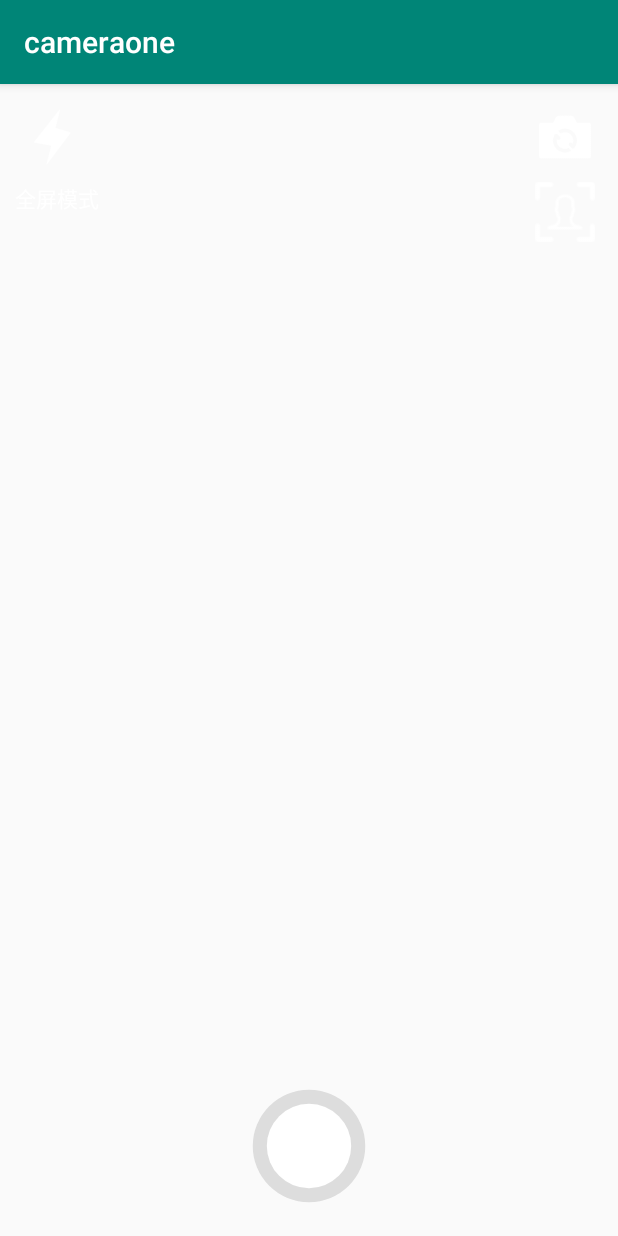
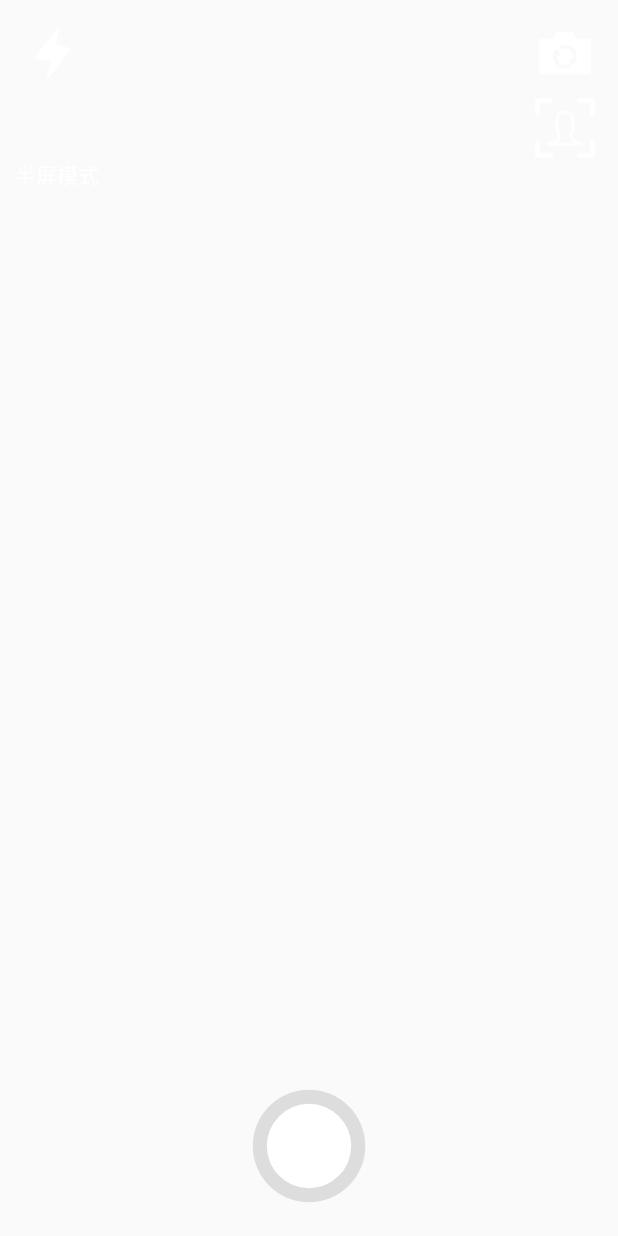
Before and after one commit to KnightAndroid/Camera1Kotlin, an Android app: the CustomCameraActivity screen opened directly, with no data from a screen before it, after a tap on "全屏模式", on a phone screen of 412 x 824 dp. Run offline under Robolectric (Android 15) with nearby library versions, the phone set to English and light mode, and no system bars; 2 statements that could not run were skipped; 3 other taps on this screen came first.

Commit message:
【修改bug】逻辑修改：录制视频下闪光灯必须关闭 【优化改动】半屏模式改为9：16 【优化改动】AGP升级到6.1.1

```diff
--- a/app/src/main/java/com/knight/cameraone/CameraPresenter.kt
+++ b/app/src/main/java/com/knight/cameraone/CameraPresenter.kt
@@ -328,7 +328,6 @@ class CameraPresenter(mAppCompatActivity: AppCompatActivity, mSurfaceView: Surfa
        releaseCamera()
        //在Android P之前 Android设备仍然最多只有前后两个摄像头，在Android p后支持多个摄像头 用户想打开哪个就打开哪个
        mCameraId = (mCameraId + 1) % Camera.getNumberOfCameras()
-        Log.d("ssd",mCameraId.toString())
        //打开摄像头
        openCamera(mCameraId)
        //切换摄像头之后开启预览
@@ -888,6 +887,9 @@ class CameraPresenter(mAppCompatActivity: AppCompatActivity, mSurfaceView: Surfa
     fun startRecord(path: String, name: String) {
         //解锁Camera硬件
         mCamera?.unlock()
+        if (mediaRecorder == null) {
+            mediaRecorder = MediaRecorder();
+        }
         mediaRecorder?: MediaRecorder()
         mediaRecorder?.let {
             it.setCamera(mCamera)
@@ -1029,4 +1031,6 @@ class CameraPresenter(mAppCompatActivity: AppCompatActivity, mSurfaceView: Surfa
     }
 
 
+
+
 }
--- a/app/src/main/java/com/knight/cameraone/Configuration.kt
+++ b/app/src/main/java/com/knight/cameraone/Configuration.kt
@@ -21,6 +21,9 @@ import android.os.Environment
 //→某种程度上，Objects可以解决由于没有static而造成的麻烦
 //静态类
 object  Configuration {
+
+    //闪光灯状态
+    var flaseState : Boolean = false;
     //这是app内部存储 格式如下 /data/data/包名/xxx/ 内部存储在Android系统对应的根目录是 /data/data/，这个目录普通用户是无权访问的，用户需要root权限才可以查看
     val insidePath : String = "/data/data/com.knight.cameraone/pic/"
 
--- a/app/src/main/java/com/knight/cameraone/activity/CustomCameraActivity.kt
+++ b/app/src/main/java/com/knight/cameraone/activity/CustomCameraActivity.kt
@@ -7,10 +7,7 @@ import android.hardware.Camera
 import android.os.Bundle
 import android.os.Environment
 import android.util.DisplayMetrics
-import android.view.MotionEvent
-import android.view.OrientationEventListener
-import android.view.View
-import android.view.WindowManager
+import android.view.*
 import androidx.appcompat.app.AppCompatActivity
 import androidx.constraintlayout.widget.ConstraintLayout
 import androidx.recyclerview.widget.LinearLayoutManager
@@ -54,7 +51,6 @@ class CustomCameraActivity:AppCompatActivity(), View.OnClickListener, CameraPres
 
     //逻辑层
     var mCameraPresenter:CameraPresenter?=null
-
     val MODE_INIT:Int = 0
     //两个触摸点触摸屏幕状态
     val MODE_ZOOM:Int = 1
@@ -90,6 +86,8 @@ class CustomCameraActivity:AppCompatActivity(), View.OnClickListener, CameraPres
     @SuppressLint("WrongConstant")
     override fun onCreate(savedInstanceState: Bundle?) {
         super.onCreate(savedInstanceState)
+        window.addFlags(WindowManager.LayoutParams.FLAG_FULLSCREEN)
+        supportRequestWindowFeature(Window.FEATURE_NO_TITLE)
         setContentView(R.layout.activity_customcamera)
         getScreenBrightness()
         initOrientate()
@@ -131,6 +129,7 @@ class CustomCameraActivity:AppCompatActivity(), View.OnClickListener, CameraPres
             R.id.tv_flash ->{
                 mCameraPresenter?.turnLight(isTurn)
                 tv_flash.setBackgroundResource(if(isTurn)R.drawable.icon_turnon else R.drawable.icon_turnoff )
+                Configuration.flaseState = isTurn
                 isTurn = !isTurn
             }
             //开启人脸检测
@@ -148,12 +147,14 @@ class CustomCameraActivity:AppCompatActivity(), View.OnClickListener, CameraPres
                 if(isFull){
                     //是全屏 切换成4：3
                     layoutParams.width = screen[0]
-                    layoutParams.height = screen[0] * 4/3
+                    layoutParams.height = screen[0] / 9 * 16
+                    tv_matchorwrap.text = "全屏模式"
                 } else {
                     //不是全屏
                     //是全屏 切换成4：3
                     layoutParams.width = screen[0]
                     layoutParams.height = screen[1]
+                    tv_matchorwrap.text = "半屏模式"
                 }
                 sf_camera.layoutParams = layoutParams
                 isFull = !isFull
--- a/app/src/main/java/com/knight/cameraone/adapter/PhotosAdapter.kt
+++ b/app/src/main/java/com/knight/cameraone/adapter/PhotosAdapter.kt
@@ -59,7 +59,9 @@ class PhotosAdapter(private var photoLists:List<String>): RecyclerView.Adapter<P
     }
 
     override fun onClick(v: View?) {
-
+        if (photoLists != null) {
+            onItemClickListener!!.onItemClick(v!!, photoLists[v.tag as Int])
+        }
     }
 
     inner class ViewHolder(itemView:View): RecyclerView.ViewHolder(itemView){
--- a/app/src/main/res/layout/activity_customcamera.xml
+++ b/app/src/main/res/layout/activity_customcamera.xml
@@ -1,71 +1,67 @@
 <?xml version="1.0" encoding="utf-8"?>
-<androidx.constraintlayout.widget.ConstraintLayout
-        xmlns:android="http://schemas.android.com/apk/res/android"
+<androidx.constraintlayout.widget.ConstraintLayout xmlns:android="http://schemas.android.com/apk/res/android"
         xmlns:app="http://schemas.android.com/apk/res-auto"
+        android:id="@+id/cl_parent"
         android:layout_width="match_parent"
-        android:layout_height="match_parent"
-        android:id="@+id/cl_parent"
-        >
+        android:layout_height="match_parent">
 
 
     <SurfaceView
             android:id="@+id/sf_camera"
             android:layout_width="0dp"
             android:layout_height="0dp"
+            app:layout_constraintDimensionRatio="9:16"
             app:layout_constraintLeft_toLeftOf="parent"
             app:layout_constraintRight_toRightOf="parent"
-            app:layout_constraintDimensionRatio="3:4"
-            app:layout_constraintTop_toTopOf="parent"/>
+            app:layout_constraintTop_toTopOf="parent" />
 
 
     <com.knight.cameraone.view.FaceDeteView
             android:id="@+id/faceView"
             android:layout_width="match_parent"
-            android:layout_height="match_parent"/>
+            android:layout_height="match_parent" />
 
 
     <TextView
             android:id="@+id/tv_change_camera"
             android:layout_width="40dp"
             android:layout_height="40dp"
+            android:layout_marginTop="15dp"
             android:layout_marginRight="15dp"
-            android:layout_marginTop="15dp"
             android:background="@drawable/icon_change_camera_selector"
             app:layout_constraintRight_toRightOf="parent"
-            app:layout_constraintTop_toTopOf="parent"
-    />
+            app:layout_constraintTop_toTopOf="parent" />
 
     <TextView
             android:id="@+id/tv_facedetect"
             android:layout_width="40dp"
             android:layout_height="40dp"
+            android:layout_marginTop="10dp"
+            android:layout_marginRight="15dp"
             android:background="@drawable/icon_facedetect_off"
-            app:layout_constraintTop_toBottomOf="@id/tv_change_camera"
             app:layout_constraintRight_toRightOf="parent"
-            android:layout_marginRight="15dp"
-            android:layout_marginTop="10dp"/>
+            app:layout_constraintTop_toBottomOf="@id/tv_change_camera" />
 
     <TextView
             android:id="@+id/tv_flash"
             android:layout_width="40dp"
             android:layout_height="40dp"
+            android:layout_marginLeft="15dp"
             android:layout_marginTop="15dp"
-            android:layout_marginLeft="15dp"
-            app:layout_constraintTop_toTopOf="parent"
+            android:background="@drawable/icon_turnoff"
             app:layout_constraintLeft_toLeftOf="parent"
-            android:background="@drawable/icon_turnoff"/>
+            app:layout_constraintTop_toTopOf="parent" />
 
     <TextView
             android:id="@+id/tv_matchorwrap"
             android:layout_width="wrap_content"
             android:layout_height="wrap_content"
+            android:layout_marginLeft="10dp"
+            android:layout_marginTop="50dp"
             android:text="全屏模式"
-            app:layout_constraintTop_toBottomOf="@id/tv_flash"
             android:textColor="#FFFFFF"
             app:layout_constraintLeft_toLeftOf="parent"
-            android:layout_marginLeft="10dp"
-            android:layout_marginTop="10dp"
-        />
+            app:layout_constraintTop_toBottomOf="@id/tv_flash" />
 
 
     <androidx.recyclerview.widget.RecyclerView
@@ -84,8 +80,7 @@
             android:id="@+id/cl_bottom"
             android:layout_width="match_parent"
             android:layout_height="120dp"
-            app:layout_constraintBottom_toBottomOf="parent"
-    >
+            app:layout_constraintBottom_toBottomOf="parent">
 
         <!-- 拍照后显示的图片-->
         <ImageView
@@ -95,19 +90,8 @@
                 android:layout_marginLeft="20dp"
                 app:layout_constraintBottom_toBottomOf="parent"
                 app:layout_constraintLeft_toLeftOf="parent"
-                app:layout_constraintTop_toTopOf="parent"
-        />
+                app:layout_constraintTop_toTopOf="parent" />
         <!-- 拍照按钮-->
-        <!--<TextView-->
-        <!--android:id="@+id/tv_takephoto"-->
-        <!--android:layout_width="wrap_content"-->
-        <!--android:layout_height="wrap_content"-->
-        <!--android:background="@drawable/icon_take_photo_selector"-->
-        <!--app:layout_constraintBottom_toBottomOf="parent"-->
-        <!--app:layout_constraintHorizontal_bias="0.5"-->
-        <!--app:layout_constraintLeft_toLeftOf="parent"-->
-        <!--app:layout_constraintRight_toRightOf="parent"-->
-        <!--app:layout_constraintTop_toTopOf="parent"/>-->
         <com.knight.cameraone.CircleButtonView
                 android:id="@+id/tv_takephoto"
                 android:layout_width="100dp"
@@ -116,9 +100,7 @@
                 app:layout_constraintHorizontal_bias="0.5"
                 app:layout_constraintLeft_toLeftOf="parent"
                 app:layout_constraintRight_toRightOf="parent"
-                app:layout_constraintTop_toTopOf="parent"/>
-
-
+                app:layout_constraintTop_toTopOf="parent" />
 
 
     </androidx.constraintlayout.widget.ConstraintLayout>
--- a/app/src/main/res/values/styles.xml
+++ b/app/src/main/res/values/styles.xml
@@ -1,7 +1,7 @@
 <resources>
 
     <!-- Base application theme. -->
-    <style name="AppTheme" parent="Theme.AppCompat.Light.DarkActionBar">
+    <style name="AppTheme" parent="Theme.AppCompat.DayNight.NoActionBar">
         <!-- Customize your theme here. -->
         <item name="colorPrimary">@color/colorPrimary</item>
         <item name="colorPrimaryDark">@color/colorPrimaryDark</item>
```
Also changed, not shown: app/src/main/java/com/knight/cameraone/CircleButtonView.kt (+16 -1 lines), app/src/main/java/com/knight/cameraone/activity/PlayAudioActivity.kt (+48 -1 lines), app/src/main/java/com/knight/cameraone/utils/CameraUtils.kt (added, +22 -0 lines), app/src/main/java/com/knight/cameraone/utils/ToastUtil.kt (+12 -5 lines), app/src/main/res/layout/activity_playaudio.xml (+9 -5 lines), build.gradle (+9 -3 lines), gradle/wrapper/gradle-wrapper.properties.
